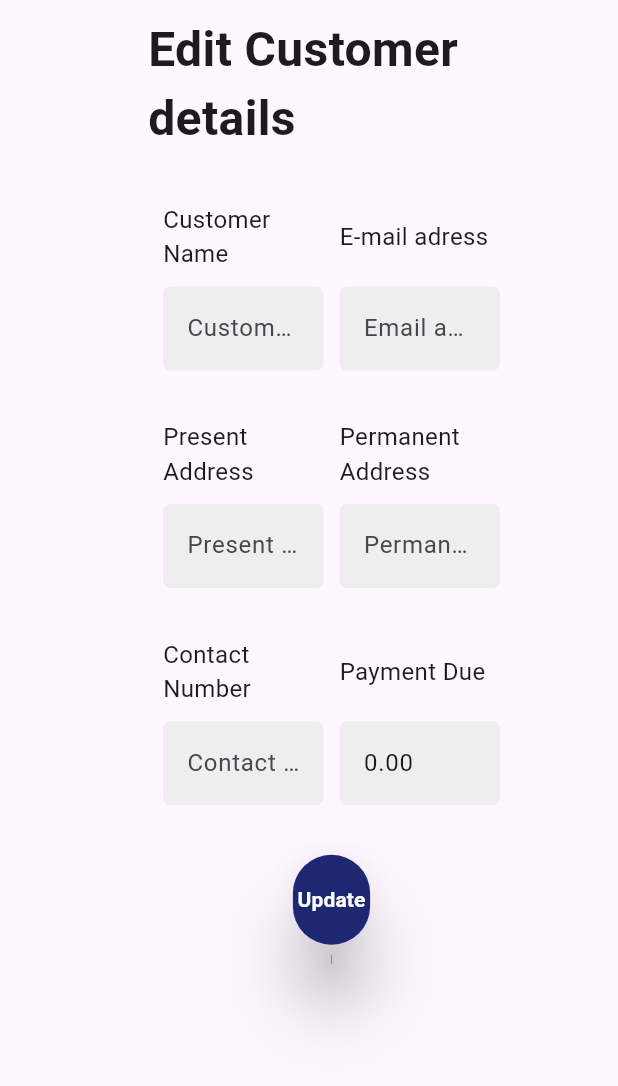
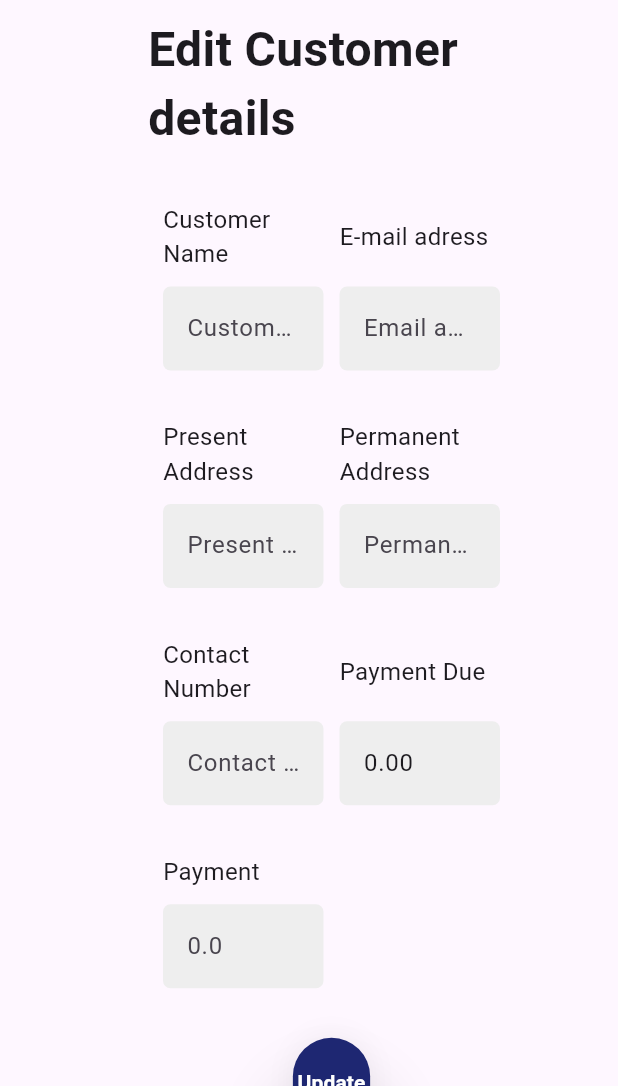
Before and after one commit to DemoMeet/Sukria_Travels, a Flutter app: the CustomerDetails screen opened directly with empty values, on a phone screen of 412 x 824 dp, the part 150-1236 px from its top. Run offline on Flutter 3.47's test engine with Material 3 defaults, Android fonts, the light colour scheme and no system bars; our stand-ins replace cloud_firestore, dropdown_search, firebase_core, get, page_transition, pdf; missing offline and left inert: dart:html; accounts and stored records are empty.

Commit message:
customer list update

```diff
--- a/lib/Screens/Customers/customerDetails.dart
+++ b/lib/Screens/Customers/customerDetails.dart
@@ -21,6 +21,7 @@ class _CustomerDetailsState extends State<CustomerDetails> {
   late TextEditingController _permanentAddressController;
   late TextEditingController _phoneController;
   late TextEditingController _dueController;
+  late TextEditingController _paymentController;
 
   @override
   void initState() {
@@ -31,6 +32,7 @@ class _CustomerDetailsState extends State<CustomerDetails> {
     _permanentAddressController = TextEditingController(text: widget.customer.permanentAddress);
     _phoneController = TextEditingController(text: widget.customer.phone);
     _dueController = TextEditingController(text: widget.customer.due?.toStringAsFixed(2));
+    _paymentController = TextEditingController();
   }
 
 
@@ -481,12 +483,105 @@ class _CustomerDetailsState extends State<CustomerDetails> {
                             filled: true,
 
                           ),
-                          // readOnly: true,
+                          readOnly: true,
                         ),
                       )
                     ],
                   ),
                 ),
+
+
+                Container(
+                  margin:
+                  EdgeInsets.only(top: _height / 25, left: 10, right: 10),
+                  child: const Row(
+                    mainAxisAlignment: MainAxisAlignment.spaceBetween,
+                    children: [
+                      Expanded(
+                        flex: 10,
+                        child: Text(
+                          "Payment",
+                          style: TextStyle(fontSize: 16),
+                        ),
+                      ),
+                      Expanded(
+                        flex: 1,
+                        child: SizedBox(
+                          height: 1,
+                        ),
+                      ),
+                      Expanded(
+                        flex: 10,
+                        child: Text(
+                          "",
+                          style: TextStyle(fontSize: 16),
+                        ),
+                      ),
+                    ],
+                  ),
+                ),
+                Container(
+                  margin: const EdgeInsets.only(top: 10, left: 10, right: 10),
+                  child: Row(
+                    mainAxisAlignment: MainAxisAlignment.spaceBetween,
+                    children: [
+                      Expanded(
+                        flex: 10,
+                        child: TextFormField(
+                          controller: _paymentController,
+                          decoration: InputDecoration(
+                            enabledBorder: const OutlineInputBorder(
+                              borderRadius:
+                              BorderRadius.all(Radius.circular(5.0)),
+                              borderSide: BorderSide(color: Colors.transparent),
+                            ),
+                            focusedBorder: const OutlineInputBorder(
+                              borderRadius:
+                              BorderRadius.all(Radius.circular(5.0)),
+                              borderSide: BorderSide(color: Colors.blue),
+                            ),
+                            hintText: "0.0",
+                            fillColor: Colors.grey[200],
+                            filled: true,
+                          ),
+                        ),
+                      ),
+                      const Expanded(
+                        flex: 1,
+                        child: SizedBox(
+                          height: 1,
+                        ),
+                      ),
+                      Expanded(
+                        flex: 10,
+                        child: TextFormField(
+                          // controller: _dueController,
+                          decoration: InputDecoration(
+
+                            enabledBorder: const OutlineInputBorder(
+                              borderRadius:
+                              BorderRadius.all(Radius.circular(5.0)),
+                              borderSide: BorderSide(color: Colors.transparent),
+                            ),
+                            focusedBorder: const OutlineInputBorder(
+                              borderRadius:
+                              BorderRadius.all(Radius.circular(5.0)),
+                              borderSide: BorderSide(color: Colors.blue),
+                            ),
+                            hintText: "",
+                            fillColor: Colors.grey[200],
+                            filled: false,
+
+                          ),
+                          readOnly: true,
+                        ),
+                      )
+                    ],
+                  ),
+                ),
+
+
+
                 Container(
                   margin:
                   EdgeInsets.only(top: _height / 25, left: 10, right: 10),
@@ -520,93 +615,15 @@ class _CustomerDetailsState extends State<CustomerDetails> {
                   ),
                 ),
 
+
+
+
               ],
             ),
           ),
         ),
       ),
-      // body: SingleChildScrollView(
-      //   child: Container(
-      //     margin: EdgeInsets.all(20),
-      //     child: Column(
-      //       crossAxisAlignment: CrossAxisAlignment.start,
-      //       children: [
-      //         Text(
-      //           "Customer Name",
-      //           style: TextStyle(fontSize: 16),
-      //         ),
-      //         TextFormField(
-      //           controller: _nameController,
-      //           decoration: InputDecoration(
-      //             hintText: "Customer Name",
-      //           ),
-      //         ),
-      //         SizedBox(height: 20),
-      //         Text(
-      //           "Email Address",
-      //           style: TextStyle(fontSize: 16),
-      //         ),
-      //         TextFormField(
-      //           controller: _emailController,
-      //           decoration: InputDecoration(
-      //             hintText: "Email Address",
-      //           ),
-      //         ),
-      //         SizedBox(height: 20),
-      //         Text(
-      //           "Present Address",
-      //           style: TextStyle(fontSize: 16),
-      //         ),
-      //         TextFormField(
-      //           controller: _presentAddressController,
-      //           decoration: InputDecoration(
-      //             hintText: "Present Address",
-      //           ),
-      //         ),
-      //         SizedBox(height: 20),
-      //         Text(
-      //           "Permanent Address",
-      //           style: TextStyle(fontSize: 16),
-      //         ),
-      //         TextFormField(
-      //           controller: _permanentAddressController,
-      //           decoration: InputDecoration(
-      //             hintText: "Permanent Address",
-      //           ),
-      //         ),
-      //         SizedBox(height: 20),
-      //         Text(
-      //           "Contact Number",
-      //           style: TextStyle(fontSize: 16),
-      //         ),
-      //         TextFormField(
-      //           controller: _phoneController,
-      //           decoration: InputDecoration(
-      //             hintText: "Contact Number",
-      //           ),
-      //         ),
-      //         SizedBox(height: 20),
-      //         Text(
-      //           "Payment Due",
-      //           style: TextStyle(fontSize: 16),
-      //         ),
-      //         TextFormField(
-      //           controller: _dueController,
-      //           decoration: InputDecoration(
-      //             hintText: "Payment Due",
-      //           ),
-      //         ),
-      //         SizedBox(height: 20),
-      //         ElevatedButton(
-      //           onPressed: () {
-      //             _updateCustomerDetails();
-      //           },
-      //           child: Text('Update'),
-      //         ),
-      //       ],
-      //     ),
-      //   ),
-      // ),
+
     );
   }
 
@@ -621,7 +638,7 @@ class _CustomerDetailsState extends State<CustomerDetails> {
         'presentAddress': _presentAddressController.text,
         'permanentAddress': _permanentAddressController.text,
         'phone': _phoneController.text,
-        'due': double.parse(_dueController.text),
+        'due': (double.parse(_dueController.text)-double.parse(_paymentController.text)),
       });
       ScaffoldMessenger.of(context).showSnackBar(
         SnackBar(
--- a/lib/Screens/Customers/customersList.dart
+++ b/lib/Screens/Customers/customersList.dart
@@ -326,7 +326,7 @@ class _CustomerListState extends State<CustomerList> {
                                   mainAxisSize: MainAxisSize.min,
                                   children: [
                                     IconButton(
-                                      icon: Icon(Icons.visibility),
+                                      icon: Icon(Icons.attach_money),
                                       onPressed: () {
                                         // Navigate to view page
                                         Get.to(ViewCustomerPage(customer: customer));
```
